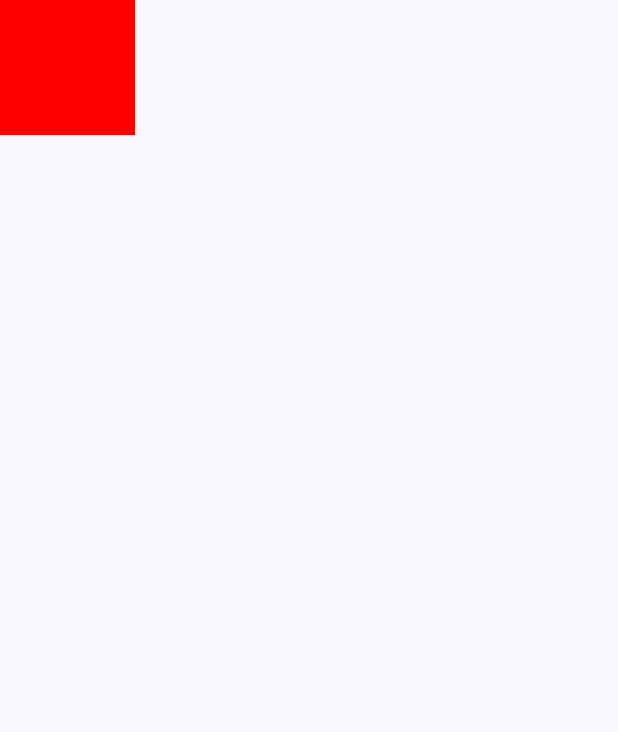
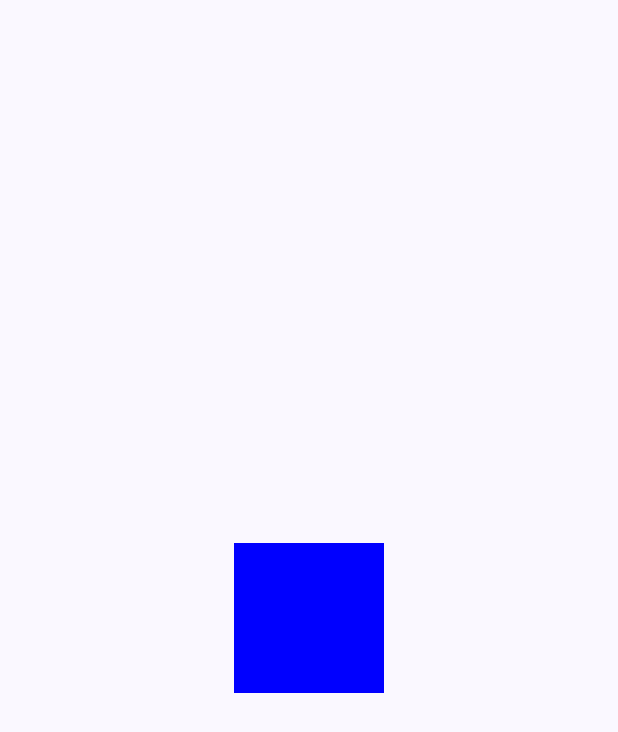
Before and after one commit to Yoon-Chan/JetPack, an Android app built with Jetpack Compose: the screen it shows after launch (MainActivity), on a phone screen of 412 x 824 dp. Shown: the top 732 px of the screen. Run offline under Robolectric (Android 15) with nearby library versions, the phone set to English and light mode, and no system bars.

Commit message:
Chap48 확대/축소 제스처 감지하기 예제

```diff
--- a/Chap48_GestureDemo/app/src/main/java/com/example/chap48_gesturedemo/MainActivity.kt
+++ b/Chap48_GestureDemo/app/src/main/java/com/example/chap48_gesturedemo/MainActivity.kt
@@ -12,7 +12,9 @@ import androidx.compose.foundation.gestures.detectTapGestures
 import androidx.compose.foundation.gestures.draggable
 import androidx.compose.foundation.gestures.rememberDraggableState
 import androidx.compose.foundation.gestures.rememberScrollableState
+import androidx.compose.foundation.gestures.rememberTransformableState
 import androidx.compose.foundation.gestures.scrollable
+import androidx.compose.foundation.gestures.transformable
 import androidx.compose.foundation.layout.Box
 import androidx.compose.foundation.layout.Column
 import androidx.compose.foundation.layout.Spacer
@@ -34,6 +36,7 @@ import androidx.compose.runtime.setValue
 import androidx.compose.ui.Alignment
 import androidx.compose.ui.Modifier
 import androidx.compose.ui.graphics.Color
+import androidx.compose.ui.graphics.graphicsLayer
 import androidx.compose.ui.input.pointer.pointerInput
 import androidx.compose.ui.tooling.preview.Preview
 import androidx.compose.ui.unit.IntOffset
@@ -74,8 +77,36 @@ fun MainScreen() {
     //PointerInputDrag()
 
     //5. scrollable 모디파이어를 이용해보기
-    ScrollableModifier()
+    //ScrollableModifier()
+
+    //6. 확대/축소 사용 예제
+    MultiTouchDemo()
 }
+
+@Composable
+fun MultiTouchDemo(){
+    var scale by remember {
+        mutableStateOf(1f)
+    }
+
+    val state = rememberTransformableState{ scaleChange, offsetChange, rotationChange ->
+        scale *= scaleChange
+    }
+
+    Box(contentAlignment = Alignment.Center, modifier = Modifier.fillMaxSize()){
+        Box(
+            Modifier
+                .graphicsLayer(
+                    scaleX = scale,
+                    scaleY = scale
+                )
+                .transformable(state = state)
+                .background(Color.Blue)
+                .size(100.dp))
+    }
+}
+
+
 
 @Composable
 fun ScrollableModifier() {
```
